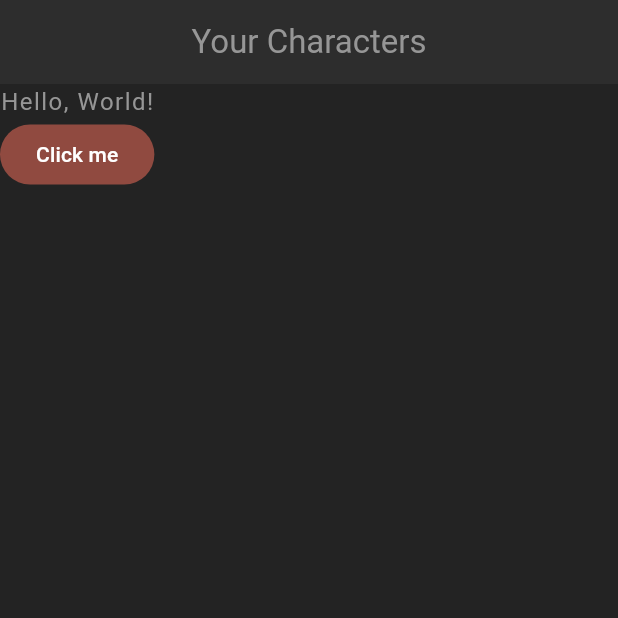
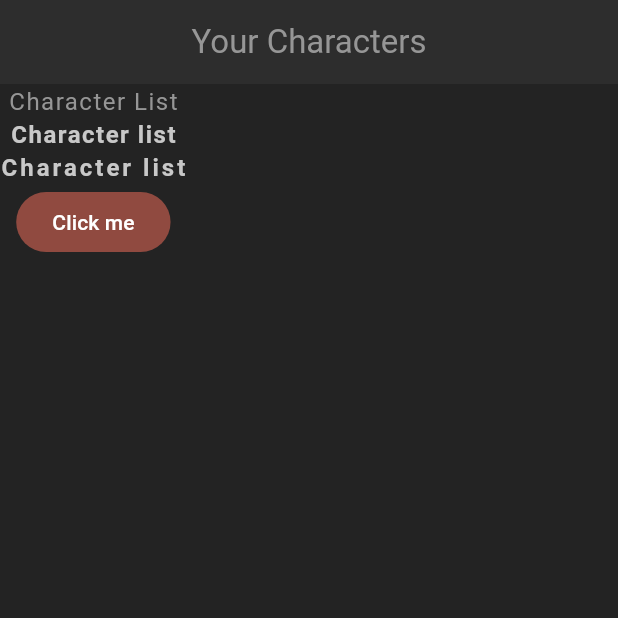
Before and after one commit to takumi-kuwamoto98/flutter_rpg, a Flutter app: the screen it shows after launch, on a phone screen of 412 x 824 dp, the top half of it. Run offline on Flutter 3.47's test engine with Material 3 defaults, Android fonts, the phone set to English and light mode, and no system bars.

```diff
--- a/flutter_rpg/lib/screens/home/home.dart
+++ b/flutter_rpg/lib/screens/home/home.dart
@@ -17,7 +17,11 @@ class _HomeState extends State<Home> {
       ),
       body: Column(
         children: [
-          const Text('Hello, World!'),
+          const Text('Character List'),
+          Text('Character list',
+              style: Theme.of(context).textTheme.headlineMedium),
+          Text('Character list',
+              style: Theme.of(context).textTheme.titleMedium),
           FilledButton(
             onPressed: () {},
             child: const Text('Click me'),
```
